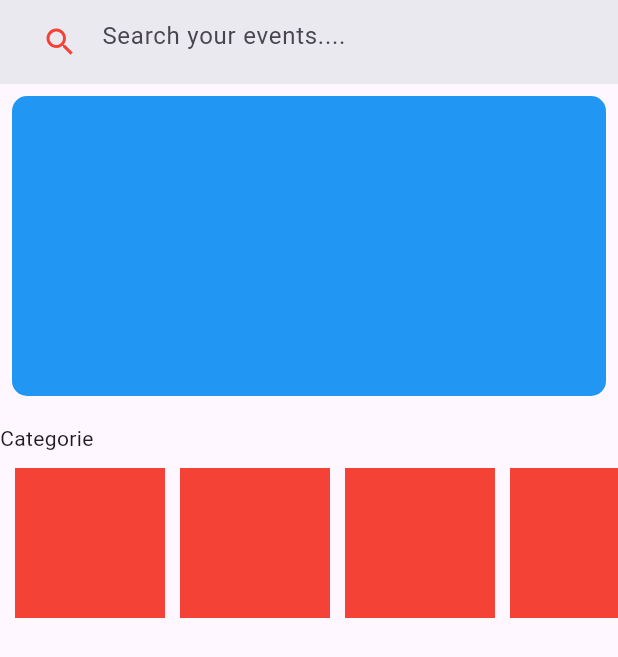
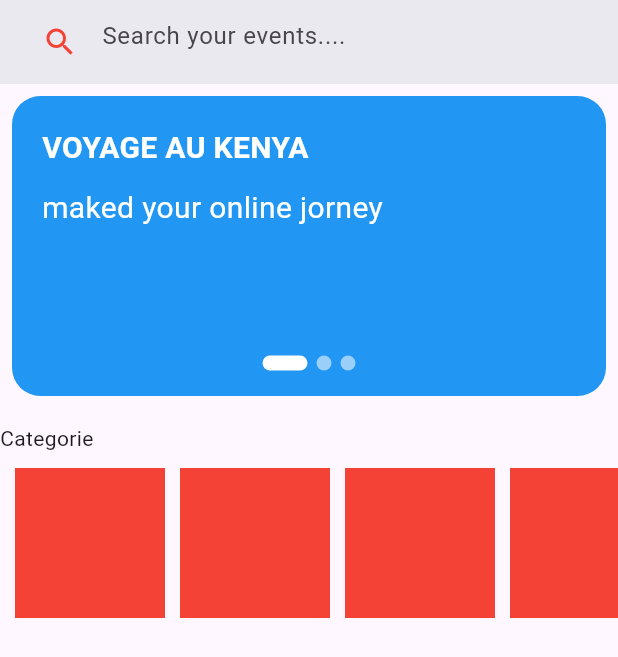
Before and after one commit to pascovich/first_step_in_flutter, a Flutter app: the EventsPage screen opened by its route, on a phone screen of 412 x 824 dp. Shown: the top 657 px of the screen. Run offline on Flutter 3.47's test engine with Material 3 defaults, Android fonts, the phone set to English and light mode, and no system bars; our stand-ins replace dio.

Commit message:
event page(Hero banner)

```diff
--- a/lib/components/Hero_widget.dart
+++ b/lib/components/Hero_widget.dart
@@ -8,12 +8,98 @@ class HeroWidget extends StatefulWidget {
 }
 
 class _HeroWidgetState extends State<HeroWidget> {
+  final _infos = [
+    {
+      'code': 'Voyage au kenya',
+      'title': 'maked your online jorney',
+      'image':
+          'https://th.bing.com/th/id/R.da9b5dbb601dec1a5060909fceff588f?rik=pu6oJO39PEE%2bRQ&pid=ImgRaw&r=0'
+    },
+    {
+      'code': 'Go away from',
+      'title': 'in your make dvshd nuorfer',
+      'image':
+          'https://pixnio.com/free-images/2017/10/25/2017-10-25-14-43-24.jpg'
+    },
+    {
+      'code': 'Journey in Paris',
+      'title': 'pour tout vos paris spoartif',
+      'image':
+          'https://th.bing.com/th/id/R.e8409546bb2f8dffaf5e6c27c106d976?rik=0iylvn%2flxrwIng&riu=http%3a%2f%2fimg.20mn.fr%2f8yVNHz5SR42-wbLyndTHdA%2f2048x1536-fit_vue-ensemble-ville-paris.jpg&ehk=jhk17YiHAppELUoECyR9RvbTLATEVsFPCS0c8J%2fIp78%3d&risl=&pid=ImgRaw&r=0'
+    }
+  ];
+  int _currentInfo = 0;
   @override
   Widget build(BuildContext context) {
     return Container(
       height: 200,
+      width: double.infinity,
       decoration: BoxDecoration(
-          color: Colors.blue, borderRadius: BorderRadius.circular(10)),
+          color: Colors.blue, borderRadius: BorderRadius.circular(19)),
+      child: Stack(
+        children: [
+          Container(
+            width: double.infinity,
+            height: double.infinity,
+            padding: EdgeInsets.only(bottom: 17),
+            child: Row(
+              mainAxisAlignment: MainAxisAlignment.center,
+              crossAxisAlignment: CrossAxisAlignment.end,
+              children: _infos.map((infos) => _buildPagination(infos)).toList(),
+            ),
+          ),
+          Positioned(
+              top: 20,
+              left: 20,
+              child: Text(_infos[_currentInfo]['code']!.toUpperCase(),
+                  style: const TextStyle(
+                      color: Colors.white,
+                      fontSize: 20,
+                      fontWeight: FontWeight.bold))),
+          Positioned(
+              top: 60,
+              left: 20,
+              child: Text(_infos[_currentInfo]['title']!,
+                  style: const TextStyle(
+                    color: Colors.white,
+                    fontSize: 20,
+                  ))),
+        ],
+      ),
+    );
+  }
+
+  Widget _buildPagination(Map<String, String> info) {
+    return Container(
+      width: _infos.indexOf(info) == _currentInfo ? 30 : 10,
+      height: 10,
+      margin: const EdgeInsets.symmetric(horizontal: 3),
+      decoration: BoxDecoration(
+        color: _infos.indexOf(info) == _currentInfo
+            ? Colors.white
+            : Colors.white54,
+        // color: Colors.white,
+        borderRadius: BorderRadius.circular(10),
+      ),
+      // children: [
+      //   Image.network(infos['image']),
+      //   Positioned(
+      //     bottom: 12,
+      //     right: 12,
+      //     child: Text(
+      //       infos['title'],
+      //       style: TextStyle(fontSize: 14, fontWeight: FontWeight.bold),
+      //     ),
+      //   )
+      // ],
+      // alignment: Alignment.bottomRight,
+      // child: Container(
+      //   padding: EdgeInsets.symmetric(horizontal: 12),
+      //   child: Text(
+      //     infos['code'],
+      //     style: TextStyle(fontSize: 20, fontWeight: FontWeight.bold),
+      //   ),
+      // ),
     );
   }
 }
```
